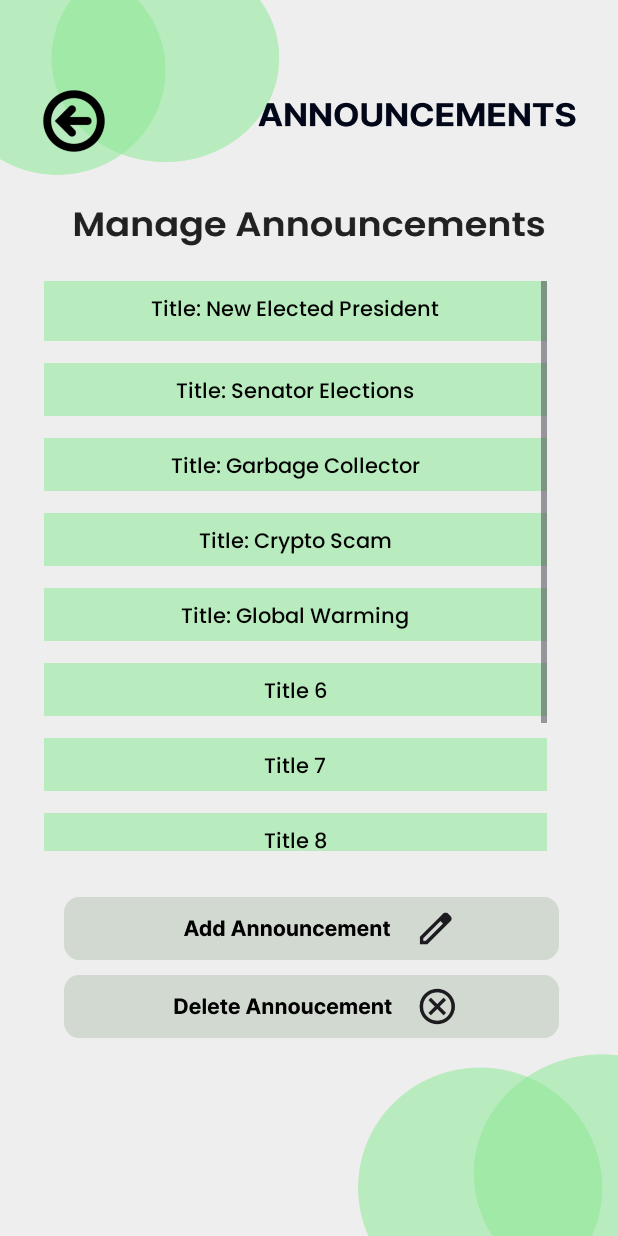
After one commit to yana16-afk/E-Collect, an Android app: the AnnouncementPanel screen opened directly, with no data from a screen before it, on a phone screen of 412 x 824 dp. The commit adds this screen. Run offline under Robolectric (Android 15) with nearby library versions, the phone set to English and light mode, and no system bars; our stand-ins replace Firebase (no records; nobody signed in at launch, a user with empty details on screens opened directly).

Commit message:
Manage Announcement
#Java Class
- Announcement Panel

#XML Layout
- activity_manage_announcement

#Drawable
- announce_title_button
- announce_search_bar
- announce_manage_panel
- announce_back_button
- announce_delete_button
- announce_add_button

#Adjustment on AndroidManifest
#Adjustment on strings.xml

```diff
--- a/app/src/main/AndroidManifest.xml
+++ b/app/src/main/AndroidManifest.xml
@@ -61,6 +61,12 @@
         <activity
             android:name=".UserProfilePanel"
             android:exported="false"/>
+
+        <!-- Announcement Panel Activity -->
+        <activity
+            android:name=".AnnouncementPanel"
+            android:windowSoftInputMode="adjustPan"
+            android:exported="false"/>
     </application>
 
 </manifest>
--- /dev/null
+++ b/app/src/main/java/com/appdev/group3/ecollect/AnnouncementPanel.java
@@ -0,0 +1,181 @@
+package com.appdev.group3.ecollect;
+
+import android.os.Bundle;
+import android.content.Intent;
+import android.graphics.Color;
+import android.view.Gravity;
+import android.graphics.Typeface;
+import androidx.core.content.res.ResourcesCompat;
+import androidx.appcompat.app.AppCompatActivity;
+
+import android.widget.TextView;
+import android.widget.ImageButton;
+import android.widget.LinearLayout;
+import android.widget.FrameLayout;
+
+import java.util.ArrayList;
+
+//import com.google.firebase.database.DataSnapshot;
+//import com.google.firebase.database.DatabaseError;
+//import com.google.firebase.database.DatabaseReference;
+//import com.google.firebase.database.FirebaseDatabase;
+//import com.google.firebase.database.ValueEventListener;
+
+public class AnnouncementPanel extends AppCompatActivity {
+
+    ArrayList<String> announcementTitles;
+
+    ImageButton announceAddButton;
+    ImageButton announceDeleteButton;
+    ImageButton announceBackButton;
+    LinearLayout announcementLayout;
+
+    @Override
+    protected void onCreate(Bundle savedInstanceState) {
+        super.onCreate(savedInstanceState);
+        setContentView(R.layout.activity_manage_announcement);
+
+        // Initialize the Buttons
+        announceBackButton = findViewById(R.id.announceBackBtn);
+        announceAddButton = findViewById(R.id.announceAddBtn);
+        announceDeleteButton = findViewById(R.id.announceDeleteBtn);
+
+        // Assign Click Listener
+        announceBackButton.setOnClickListener(v -> closeAnnouncementPanel());
+        announceAddButton.setOnClickListener(v -> navigateToAddAnnouncement());
+        announceDeleteButton.setOnClickListener(v -> navigateToDeleteAnnouncement());
+
+        // Reference to the LinearLayout inside ScrollView
+        announcementLayout = findViewById(R.id.announceLayoutList);
+
+        createAnouncementTitleBtn();
+    }
+
+    private void createAnnouncementButton(String title) {
+        // Create a FrameLayout to hold the ImageButton and TextView
+        FrameLayout frameLayout = new FrameLayout(this);
+
+        // Create the ImageButton
+        ImageButton imageButton = new ImageButton(this);
+        imageButton.setImageResource(R.drawable.announce_title_button);  // Set the image for the button
+        imageButton.setBackground(null);
+
+        // Set layout parameters for the ImageButton
+        FrameLayout.LayoutParams imageParams = new FrameLayout.LayoutParams(
+                FrameLayout.LayoutParams.MATCH_PARENT,   // Set width to 40dp in pixels
+                (int) (40 * getResources().getDisplayMetrics().density)    // Set height to 40dp in pixels
+        );
+
+        imageParams.gravity = Gravity.CENTER;  // Center the button in the FrameLayout
+        imageButton.setLayoutParams(imageParams);
+
+        // Create the TextView to display the title
+        TextView textView = new TextView(this);
+        textView.setText(title);
+        textView.setTextColor(Color.BLACK);  // Set text color if needed
+        textView.setGravity(Gravity.CENTER);  // Center the text
+        textView.setPadding(10, 0, 10, 0);  // Optional padding for spacing
+
+        Typeface typeface = ResourcesCompat.getFont(this, R.font.poppins_medium);  // R.font.poppins_medium is the reference to the font in res/font
+        textView.setTypeface(typeface);
+
+        // Set layout parameters for the TextView
+        FrameLayout.LayoutParams textParams = new FrameLayout.LayoutParams(
+                FrameLayout.LayoutParams.MATCH_PARENT,  // Set width to match parent
+                (int) (40 * getResources().getDisplayMetrics().density)   // Set height to match parent
+        );
+        textParams.gravity = Gravity.CENTER;  // Center the text in the FrameLayout
+        textView.setLayoutParams(textParams);
+
+        // Apply margin top starting from the second ImageButton onwards
+        if (announcementLayout.getChildCount() > 0) {
+            imageParams.topMargin = (int) (10 * getResources().getDisplayMetrics().density);
+            textParams.topMargin = (int) (10 * getResources().getDisplayMetrics().density);
+        }
+
+        // Add the ImageButton and TextView to the FrameLayout
+        frameLayout.addView(imageButton);
+        frameLayout.addView(textView);
+
+        // Optional: Set an onClickListener for each layout
+        frameLayout.setOnClickListener(v -> {
+            Intent intent = new Intent(AnnouncementPanel.this, Dashboard.class);
+            startActivity(intent);
+        });
+
+        // Add the FrameLayout to the parent layout
+        announcementLayout.addView(frameLayout);
+    }
+
+    private void createAnouncementTitleBtn() {
+        // ArrayList of announcement titles
+        announcementTitles = new ArrayList<>();
+
+        announcementTitles.add("Title: New Elected President");
+        announcementTitles.add("Title: Senator Elections");
+        announcementTitles.add("Title: Garbage Collector");
+        announcementTitles.add("Title: Crypto Scam");
+        announcementTitles.add("Title: Global Warming");
+        announcementTitles.add("Title 6");
+        announcementTitles.add("Title 7");
+        announcementTitles.add("Title 8");
+        announcementTitles.add("Title 9");
+        announcementTitles.add("Title 10");
+
+        // Dynamically create a button for each announcement title
+        for (int i = 0; i < announcementTitles.size(); i++) {
+            String title = announcementTitles.get(i);
+            createAnnouncementButton(title);
+        }
+    }
+
+//    private void createAnouncementTitleBtn() {
+//        // Instantiate database connection
+//        FirebaseDatabase database = FirebaseDatabase.getInstance();
+//        DatabaseReference quotesRef = database.getReference("quotes");
+//
+//        // Initialize the ArrayList
+//        announcementTitles = new ArrayList<>();
+//
+//        // Fetch data from Firebase
+//        quotesRef.addListenerForSingleValueEvent(new ValueEventListener() {
+//            @Override
+//            public void onDataChange(DataSnapshot dataSnapshot) {
+//                announcementTitles.clear(); // Clear existing data before adding new ones
+//
+//                for (DataSnapshot snapshot : dataSnapshot.getChildren()) {
+//                    String title = snapshot.getValue(String.class); // Assuming each quote is a string
+//                    if (title != null) {
+//                        announcementTitles.add(title);
+//                    }
+//                }
+//
+//                // Update UI after fetching data
+//                announcementLayout.removeAllViews(); // Clear existing views
+//                for (String title : announcementTitles) {
+//                    createAnnouncementButton(title);
+//                }
+//            }
+//
+//            @Override
+//            public void onCancelled(DatabaseError databaseError) {
+//                Log.e("FirebaseError", "Failed to read data", databaseError.toException());
+//            }
+//        });
+//    }
+
+    private void closeAnnouncementPanel() {
+        Intent intent = new Intent(AnnouncementPanel.this, Dashboard.class);
+        startActivity(intent);
+    }
+
+    private void navigateToAddAnnouncement() {
+        Intent intent = new Intent(AnnouncementPanel.this, Dashboard.class);
+        startActivity(intent);
+    }
+
+    private void navigateToDeleteAnnouncement() {
+        Intent intent = new Intent(AnnouncementPanel.this, Dashboard.class);
+        startActivity(intent);
+    }
+}
--- /dev/null
+++ b/app/src/main/res/layout/activity_manage_announcement.xml
@@ -0,0 +1,90 @@
+<?xml version="1.0" encoding="utf-8"?>
+<androidx.constraintlayout.widget.ConstraintLayout xmlns:android="http://schemas.android.com/apk/res/android"
+    xmlns:app="http://schemas.android.com/apk/res-auto"
+    xmlns:tools="http://schemas.android.com/tools"
+    android:id="@+id/activity_manage_announcement"
+    android:layout_width="match_parent"
+    android:layout_height="match_parent"
+    android:background="@drawable/announce_manage_panel"
+    android:contentDescription="@string/announce_manage"
+    tools:context=".AnnouncementPanel"
+    tools:layout_editor_absoluteX="2dp"
+    tools:layout_editor_absoluteY="15dp">
+
+    <!-- Scroll View -->
+    <ScrollView
+        android:id="@+id/announceScrollView"
+        android:layout_width="335dp"
+        android:layout_height="380dp"
+        android:layout_marginStart="28dp"
+        android:layout_marginTop="30dp"
+        android:fillViewport="true"
+        app:layout_constraintBottom_toBottomOf="@+id/announceAddBtn"
+        app:layout_constraintEnd_toEndOf="parent"
+        app:layout_constraintHorizontal_bias="0.033"
+        app:layout_constraintStart_toStartOf="parent"
+        app:layout_constraintTop_toTopOf="parent"
+        app:layout_constraintVertical_bias="0.672">
+
+        <LinearLayout
+            android:id="@+id/announceLayoutList"
+            android:layout_width="match_parent"
+            android:layout_height="wrap_content"
+            android:orientation="vertical"
+            android:scrollbars="vertical"
+            app:layout_constraintBottom_toTopOf="@+id/announceScrollView"
+            app:layout_constraintTop_toBottomOf="@+id/announceScrollView">
+        </LinearLayout>
+    </ScrollView>
+
+    <!-- Back Button -->
+    <ImageButton
+        android:id="@+id/announceBackBtn"
+        android:layout_width="65dp"
+        android:layout_height="65dp"
+        android:layout_marginTop="48dp"
+        android:background="@null"
+        android:contentDescription="@string/announce_back_btn"
+        android:scaleType="fitCenter"
+        android:src="@drawable/announce_back_button"
+        app:layout_constraintEnd_toEndOf="parent"
+        app:layout_constraintHorizontal_bias="0.048"
+        app:layout_constraintStart_toStartOf="parent"
+        app:layout_constraintTop_toTopOf="parent"
+        app:tint="#000000" />
+
+    <!-- Add Announcement Button -->
+    <ImageButton
+        android:id="@+id/announceAddBtn"
+        android:layout_width="330dp"
+        android:layout_height="50dp"
+        android:layout_marginTop="30dp"
+        android:background="@null"
+        android:contentDescription="@string/announce_add_btn"
+        android:scaleType="fitCenter"
+        android:src="@drawable/announce_add_button"
+        app:layout_constraintBottom_toBottomOf="parent"
+        app:layout_constraintEnd_toEndOf="parent"
+        app:layout_constraintHorizontal_bias="0.523"
+        app:layout_constraintStart_toStartOf="parent"
+        app:layout_constraintTop_toTopOf="parent"
+        app:layout_constraintVertical_bias="0.758" />
+
+    <!-- Delete Announcement Button -->
+    <ImageButton
+        android:id="@+id/announceDeleteBtn"
+        android:layout_width="330dp"
+        android:layout_height="50dp"
+        android:layout_marginTop="30dp"
+        android:background="@null"
+        android:contentDescription="@string/announce_dlt_btn"
+        android:scaleType="fitCenter"
+        android:src="@drawable/announce_delete_button"
+        app:layout_constraintBottom_toBottomOf="parent"
+        app:layout_constraintEnd_toEndOf="parent"
+        app:layout_constraintHorizontal_bias="0.523"
+        app:layout_constraintStart_toStartOf="parent"
+        app:layout_constraintTop_toTopOf="parent"
+        app:layout_constraintVertical_bias="0.828" />
+
+</androidx.constraintlayout.widget.ConstraintLayout>
--- a/app/src/main/res/values/strings.xml
+++ b/app/src/main/res/values/strings.xml
@@ -220,4 +220,12 @@
     <string name="address_text_field"/>
     <string name="contact_text_field"/>
     <string name="email_text_field"/>
+
+    <string name="announce_manage">Manage_Announcement</string>
+    <string name="announce_title_text">Announcement_Title_Text</string>
+
+    <string name="announce_back_btn">Announcement_Back_Button</string>
+    <string name="announce_add_btn">Announcement_Add_Button</string>
+    <string name="announce_dlt_btn">Announcement_Delete_Button</string>
+    <string name="announce_title_btn">Announcement_Title_Button</string>
 </resources>
```
Also changed, not shown: app/src/main/res/drawable/announce_add_button.png (added), app/src/main/res/drawable/announce_back_button.png (added), app/src/main/res/drawable/announce_delete_button.png (added), app/src/main/res/drawable/announce_manage_panel.png (added), app/src/main/res/drawable/announce_search_bar.png (added), app/src/main/res/drawable/announce_title_button.png (added).
